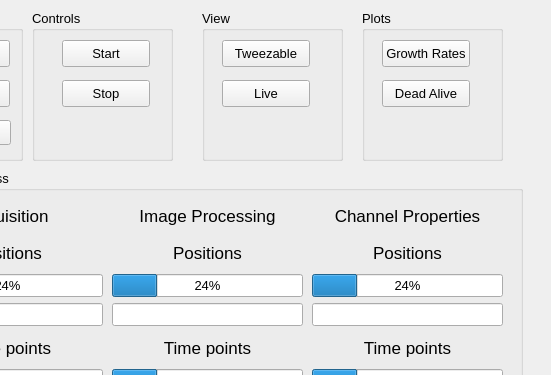
This is sting/ui/qt_ui_files/main_window.ui in karempudi/sting as Qt 5 draws it before an edit; both pictures show x 118 to 669 and y 0 to 375 of the 669 by 535 pixel window. The edited form follows.
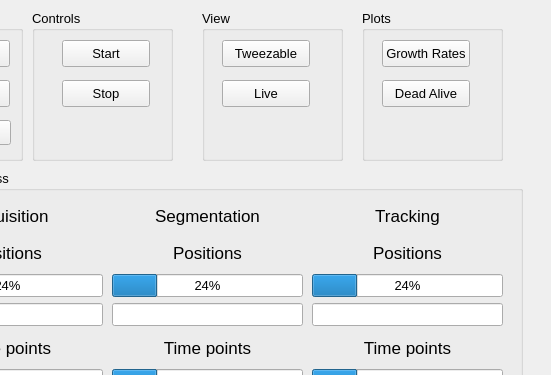
This is the edited form.

Commit message: Small tweaks to parameters and fixed a bug when reloading parameters from the expt run into viewer window

```diff
--- a/sting/ui/qt_ui_files/main_window.ui
+++ b/sting/ui/qt_ui_files/main_window.ui
@@ -197,7 +197,7 @@
          </font>
         </property>
         <property name="text">
-         <string>Image Processing</string>
+         <string>Segmentation</string>
         </property>
         <property name="alignment">
          <set>Qt::AlignCenter</set>
@@ -282,7 +282,7 @@
          </font>
         </property>
         <property name="text">
-         <string>Channel Properties</string>
+         <string>Tracking</string>
         </property>
         <property name="alignment">
          <set>Qt::AlignCenter</set>
```
Left out of the diff: 2 changed lines with no effect on the pictures. The commit also changes 4 other files.
